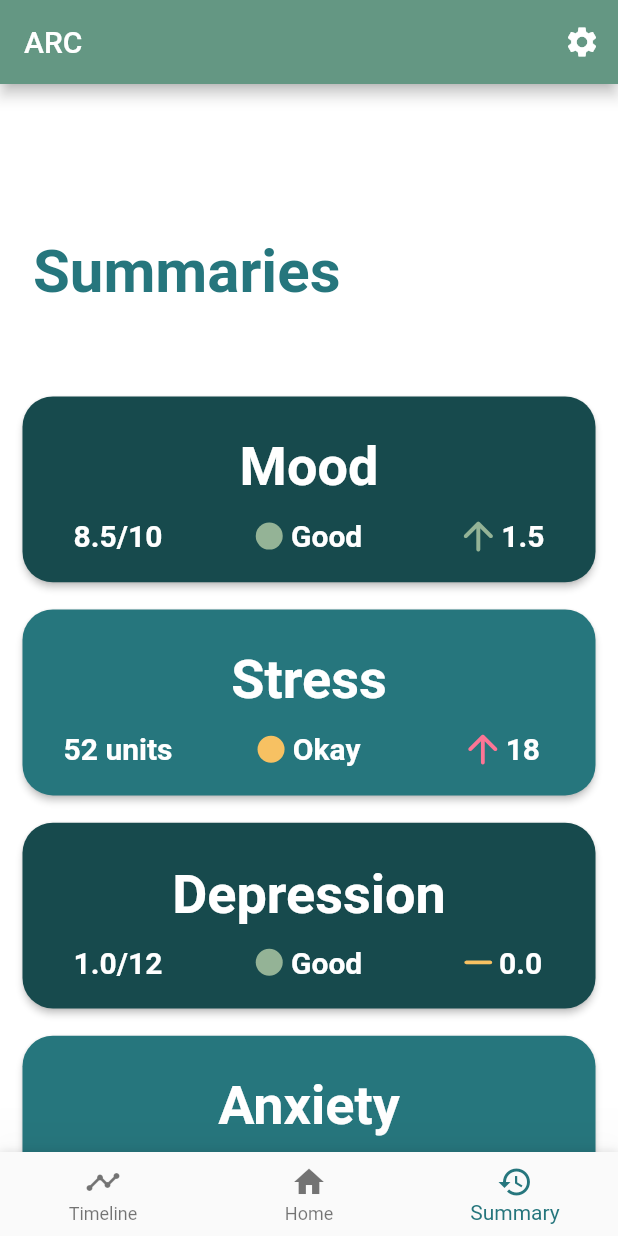
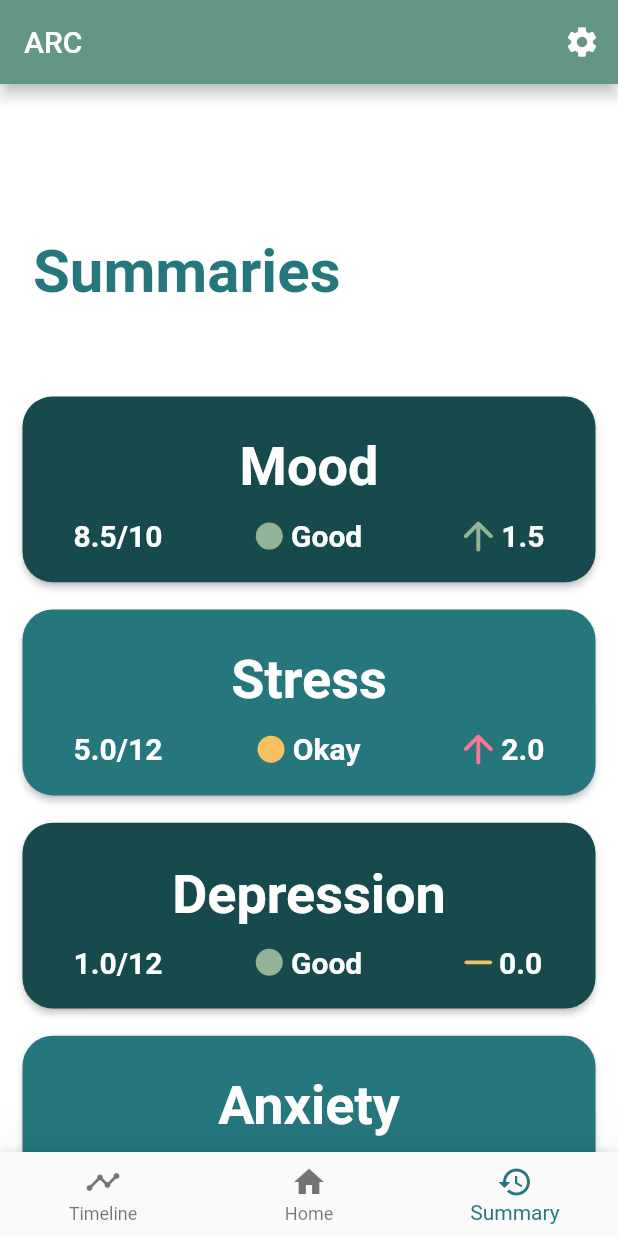
Before and after one commit to sahilmahendrakar/ARCApp, a Flutter app: the screen it shows once a user with an empty profile is signed in, swiped to page 3, on a phone screen of 412 x 824 dp. Run offline on Flutter 3.47's test engine with Material 2 defaults, Android fonts, the phone set to English and light mode, and no system bars; our stand-ins replace firebase_auth, firebase_core, firebase_database, settings_ui; accounts and stored records are empty.

Commit message:
edit stress to be out of 12, and fix dep. and anx.

```diff
--- a/lib/screens/Summary/summary_body.dart
+++ b/lib/screens/Summary/summary_body.dart
@@ -43,7 +43,7 @@ class _SummaryState extends State<SummaryBody> {
             ),
           ),
           moodItem(context, 8.5, 1.5),
-          stressItem(context, 52, 18),
+          stressItem(context, 5.2, 1.8),
           depressionItem(context, 0.6, 0),
           anxietyItem(context, 8.70, -1.60),
         ],
@@ -189,7 +189,6 @@ GestureDetector moodItem(BuildContext context, double value, double change) {
   String valueString = value.toStringAsFixed(1) + "/10";
 
   // Set status
-  // TODO: check scale for mood with Dr. Davis
   String status;
   if (value < 4.0) {
     status = "Bad";
@@ -224,20 +223,20 @@ GestureDetector moodItem(BuildContext context, double value, double change) {
 GestureDetector stressItem(BuildContext context, double value, double change) {
   // Configure value
   // TODO: Change processing of stress data when more information is known
-  String valueString = value.round().toString() + " units";
+  String valueString = value.round().toStringAsPrecision(2) + "/12";
 
   // Set status
   String status;
-  if (value < 50) {
+  if (value < 4) {
     status = "Good";
-  } else if (value < 75) {
+  } else if (value < 8) {
     status = "Okay";
   } else {
     status = "Bad";
   }
 
   // Set change
-  String changeString = change.abs().round().toString();
+  String changeString = change.abs().round().toStringAsPrecision(2);
 
   // Set direction and arrowColor
   int direction;
@@ -262,46 +261,33 @@ GestureDetector depressionItem(context, double value, double change) {
   // Configure value
   String valueString = value.round().toStringAsPrecision(2) + "/12";
 
-  // Set direction and arrowColor if there is no change
-  int direction;
-  Color arrowColor = brightYellow;
-
-  if (change < 0) {
-    direction = -1;
-  } else if (change > 0) {
-    direction = 1;
-  } else {
-    direction = 0;
-  }
-
-  // Set status and arrowColor for when there is change
+  // Set status
   String status;
-
-  if (value <= 4) {
+  if (value < 4) {
     status = "Good";
-    if (change < 0) {
-      arrowColor = tertiary;
-    } else if (change > 0) {
-      arrowColor = brightPink;
-    }
-  } else if (value <= 8) {
+  } else if (value < 8) {
     status = "Okay";
-    if (change < 0) {
-      arrowColor = tertiary;
-    } else if (change > 0) {
-      arrowColor = brightPink;
-    }
   } else {
     status = "Bad";
-    if (change < 0) {
-      arrowColor = tertiary;
-    } else if (change > 0) {
-      arrowColor = brightPink;
-    }
   }
 
   // Set change
   String changeString = change.abs().round().toStringAsPrecision(2);
+
+  // Set direction and arrowColor
+  int direction;
+  Color arrowColor;
+
+  if (change < 0) {
+    direction = -1;
+    arrowColor = tertiary;
+  } else if (change > 0) {
+    direction = 1;
+    arrowColor = brightPink;
+  } else {
+    direction = 0;
+    arrowColor = brightYellow;
+  }
 
   return summaryItem(context, darkestBlue, "Depression", valueString, status,
       changeString, direction, arrowColor);
@@ -311,47 +297,34 @@ GestureDetector anxietyItem(context, double value, double change) {
   // Configure value
   String valueString = value.round().toStringAsPrecision(2) + "/12";
 
-  // Set direction and arrowColor if there is no change
-  int direction;
-  Color arrowColor = brightYellow;
-
-  if (change < 0) {
-    direction = -1;
-  } else if (change > 0) {
-    direction = 1;
-  } else {
-    direction = 0;
-  }
-
-  // Set status and arrowColor for when there is change
+  // Set status
   String status;
-
   if (value < 4) {
     status = "Good";
-    if (change < 0) {
-      arrowColor = tertiary;
-    } else if (change > 0) {
-      arrowColor = brightPink;
-    }
   } else if (value < 8) {
     status = "Okay";
-    if (change < 0) {
-      arrowColor = tertiary;
-    } else if (change > 0) {
-      arrowColor = brightPink;
-    }
   } else {
     status = "Bad";
-    if (change < 0) {
-      arrowColor = tertiary;
-    } else if (change > 0) {
-      arrowColor = brightPink;
-    }
   }
 
   // Set change
   String changeString = change.abs().round().toStringAsPrecision(2);
 
+  // Set direction and arrowColor
+  int direction;
+  Color arrowColor;
+
+  if (change < 0) {
+    direction = -1;
+    arrowColor = tertiary;
+  } else if (change > 0) {
+    direction = 1;
+    arrowColor = brightPink;
+  } else {
+    direction = 0;
+    arrowColor = brightYellow;
+  }
+
   return summaryItem(context, secondary, "Anxiety", valueString, status,
       changeString, direction, arrowColor);
 }
```
